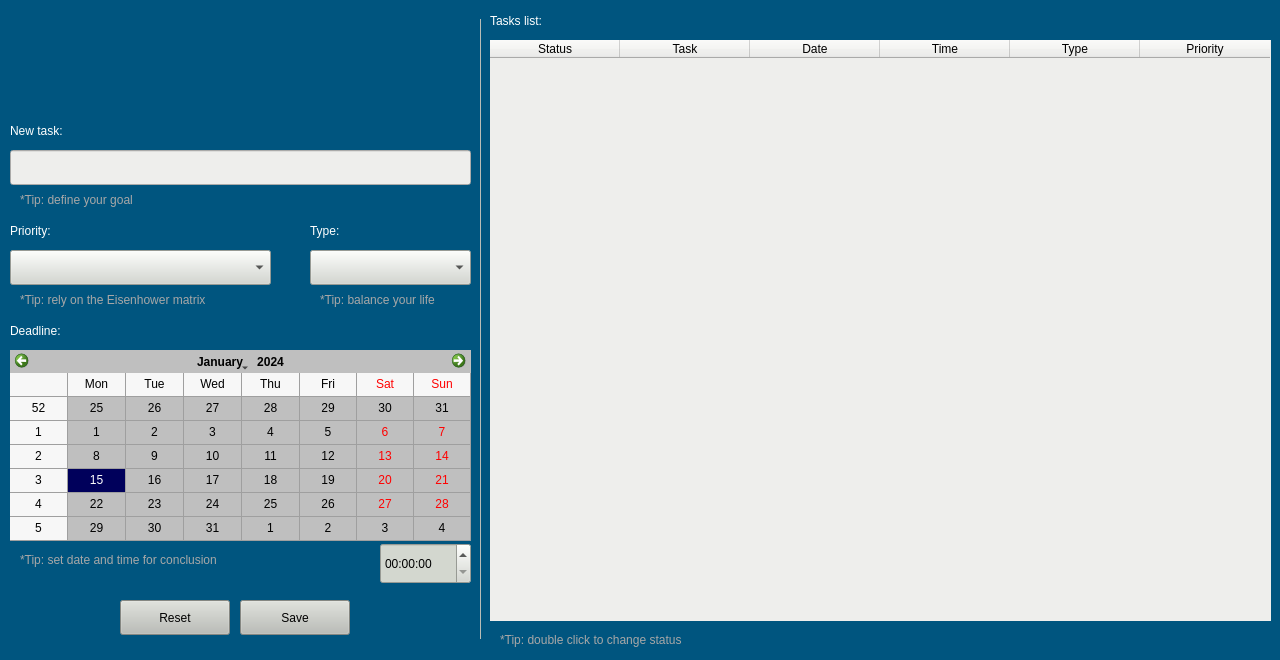
The window that task_organizer/src/ui/qt/form/task_organizer.ui (lucassaporetti/frogs_tasks_organizer) describes before a commit, drawn with Qt 5.
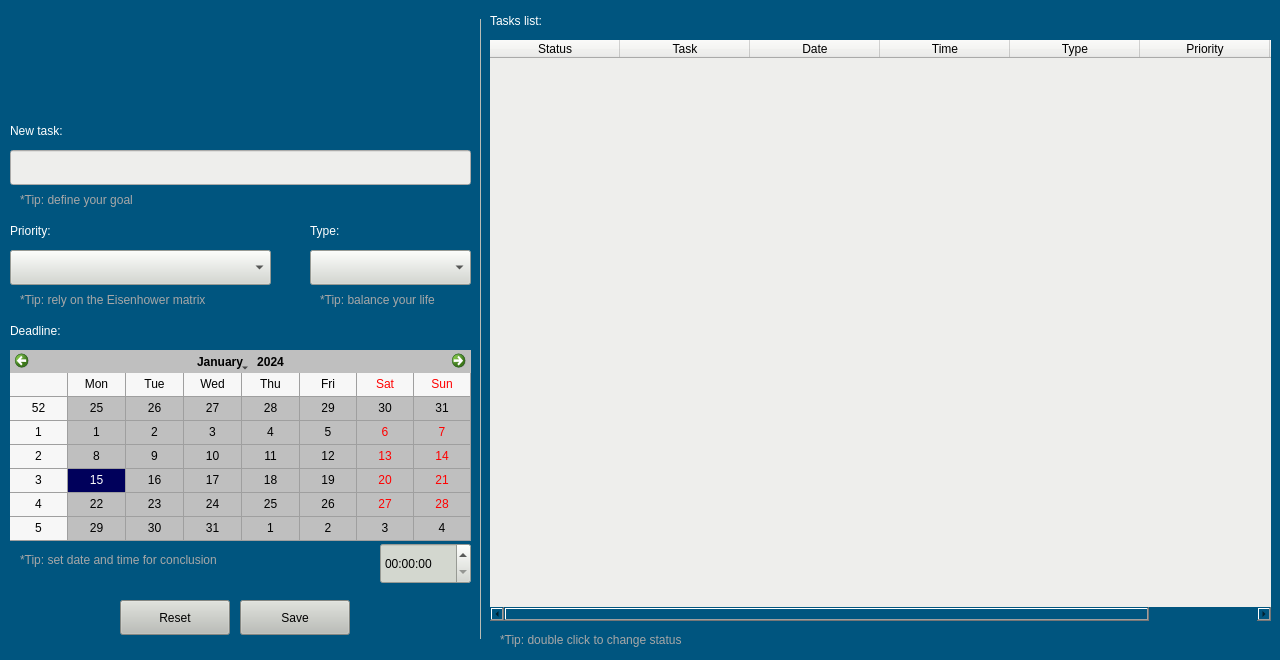
The same window after the commit. Icons and pictures are not drawn.

The edit to the form file:
```diff
--- a/task_organizer/src/ui/qt/form/task_organizer.ui
+++ b/task_organizer/src/ui/qt/form/task_organizer.ui
@@ -710,7 +710,7 @@
     <number>0</number>
    </property>
    <property name="columnCount">
-    <number>6</number>
+    <number>7</number>
    </property>
    <attribute name="horizontalHeaderVisible">
     <bool>true</bool>
@@ -781,6 +781,11 @@
      <string>Priority</string>
     </property>
    </column>
+   <column>
+    <property name="text">
+     <string>uuid</string>
+    </property>
+   </column>
   </widget>
   <zorder>newTaskLabel</zorder>
   <zorder>label_3</zorder>
```
Left out of the diff: 26 changed lines with no effect on the pictures.
